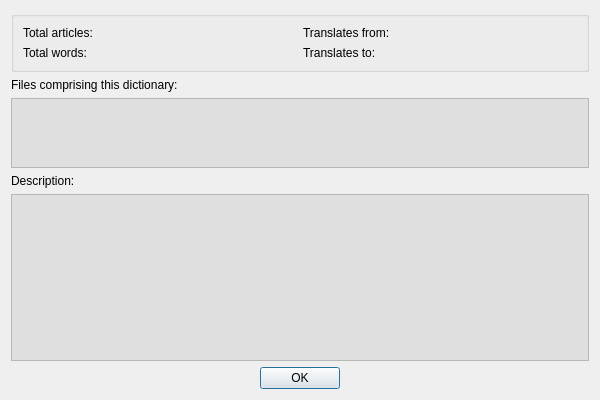
Before: the Qt Designer form dictinfo.ui in goldendict/goldendict, drawn with Qt 5.
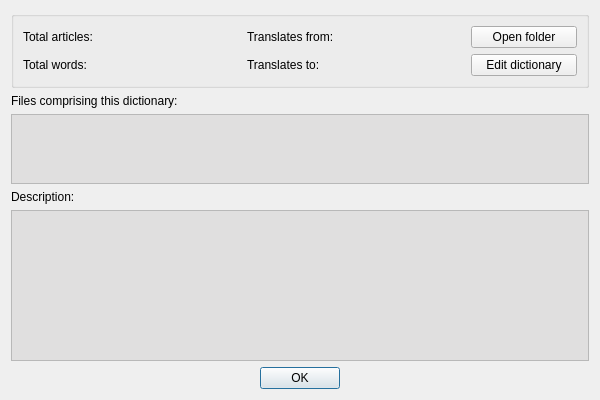
After: the same form once the commit is applied.

Commit message:
Add "Edit dictionary" and "Open folder" buttons to the Dictionary Info dialog
Note: The "Edit dictionary" is optional an enabled only if the command line
for editor is specified in the config file (manually).

```diff
--- a/dictinfo.ui
+++ b/dictinfo.ui
@@ -35,6 +35,9 @@
         <property name="text">
          <string notr="true"/>
         </property>
+        <property name="alignment">
+         <set>Qt::AlignCenter</set>
+        </property>
        </widget>
       </item>
       <item row="0" column="2">
@@ -63,6 +66,9 @@
         <property name="text">
          <string notr="true"/>
         </property>
+        <property name="alignment">
+         <set>Qt::AlignCenter</set>
+        </property>
        </widget>
       </item>
       <item row="1" column="2">
@@ -79,6 +85,32 @@
         </property>
        </widget>
       </item>
+      <item row="0" column="4">
+       <widget class="QPushButton" name="openFolder">
+        <property name="text">
+         <string>Open folder</string>
+        </property>
+        <property name="autoDefault">
+         <bool>false</bool>
+        </property>
+        <property name="default">
+         <bool>false</bool>
+        </property>
+        <property name="flat">
+         <bool>false</bool>
+        </property>
+       </widget>
+      </item>
+      <item row="1" column="4">
+       <widget class="QPushButton" name="editDictionary">
+        <property name="enabled">
+         <bool>true</bool>
+        </property>
+        <property name="text">
+         <string>Edit dictionary</string>
+        </property>
+       </widget>
+      </item>
      </layout>
     </widget>
    </item>
```
The commit also changes 4 other files.
